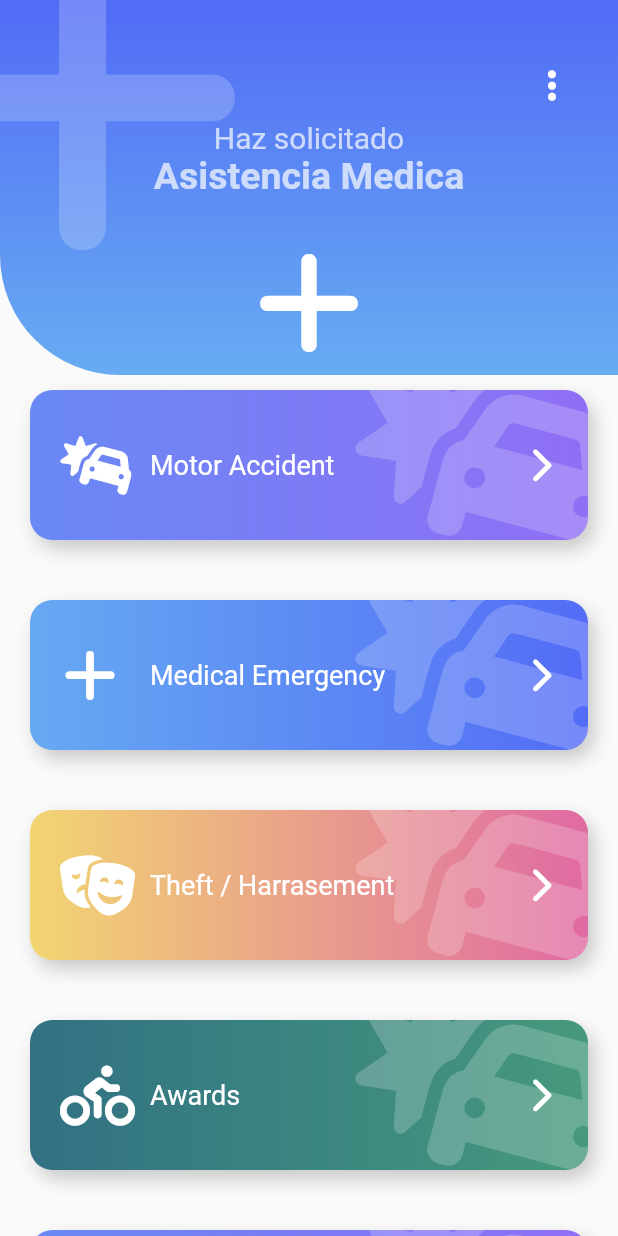
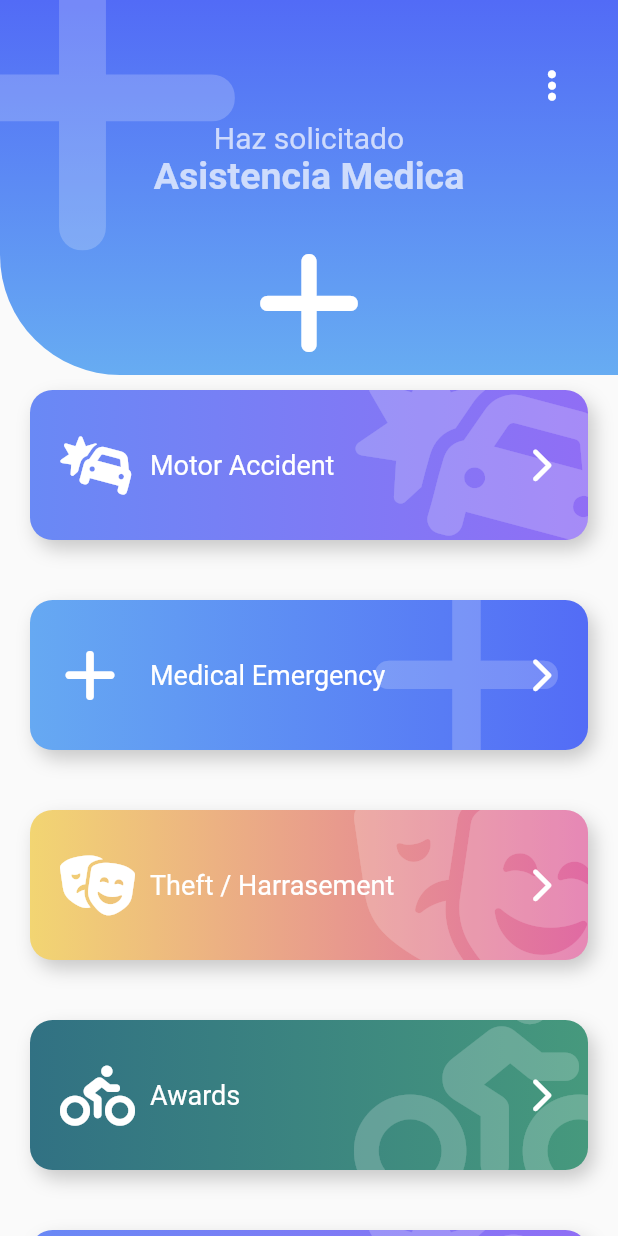
Before and after one commit to samuel005005/flutter_app_design, a Flutter app: the screen it shows after launch, on a phone screen of 412 x 824 dp. Run offline on Flutter 3.47's test engine with Material 2 defaults, Android fonts, the phone set to English and light mode, and no system bars; our stand-ins replace animate_do, bloc, equatable, flutter_bloc, flutter_svg, font_awesome_flutter.

Commit message:
End Emergency

```diff
--- a/lib/src/pages/emergency_page.dart
+++ b/lib/src/pages/emergency_page.dart
@@ -1,3 +1,4 @@
+import 'package:animate_do/animate_do.dart';
 import 'package:flutter/material.dart';
 import 'package:flutter_app_design/src/widgets/emergency/button.dart';
 import 'package:flutter_app_design/src/widgets/emergency/header.dart';
@@ -46,12 +47,14 @@ class EmergencyPage extends StatelessWidget {
   Widget build(BuildContext context) {
     List<Widget> itemMap = items
         .map(
-          (item) => Button(
-            text: item.text,
-            icon: item.icon,
-            color1: item.color1,
-            color2: item.color2,
-            onPress: () {},
+          (item) => FadeInLeft(
+            child: Button(
+              text: item.text,
+              icon: item.icon,
+              color1: item.color1,
+              color2: item.color2,
+              onPress: () {},
+            ),
           ),
         )
         .toList();
--- a/lib/src/widgets/emergency/button.dart
+++ b/lib/src/widgets/emergency/button.dart
@@ -22,7 +22,7 @@ class Button extends StatelessWidget {
       onTap: onPress,
       child: Stack(
         children: [
-          _ButtonBackground(color1, color2),
+          _ButtonBackground(color1, color2, icon),
           Row(
             children: [
               const SizedBox(height: 140, width: 40),
@@ -45,7 +45,8 @@ class Button extends StatelessWidget {
 class _ButtonBackground extends StatelessWidget {
   final Color color1;
   final Color color2;
-  const _ButtonBackground(this.color1, this.color2);
+  final IconData icon;
+  const _ButtonBackground(this.color1, this.color2, this.icon);
 
   @override
   Widget build(BuildContext context) {
@@ -76,7 +77,7 @@ class _ButtonBackground extends StatelessWidget {
               top: -25,
               right: 6,
               child: Icon(
-                FontAwesomeIcons.carBurst,
+                icon,
                 size: 150,
                 color: Colors.white.withOpacity(.2),
               ),
--- a/pubspec.yaml
+++ b/pubspec.yaml
@@ -42,6 +42,7 @@ dependencies:
   flutter_staggered_grid_view: ^0.6.2
   font_awesome_flutter: ^10.4.0
   eva_icons_flutter: ^3.1.0
+  animate_do: ^3.0.2
 
 dev_dependencies:
   flutter_test:
```
Also changed, not shown: pubspec.lock.
